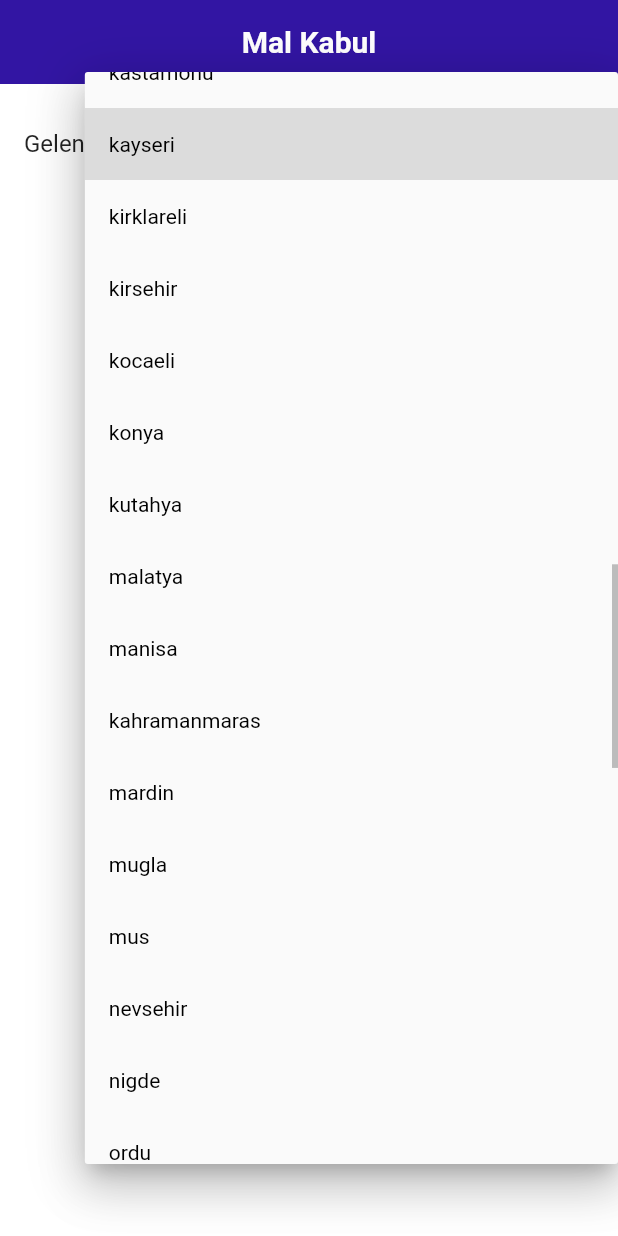
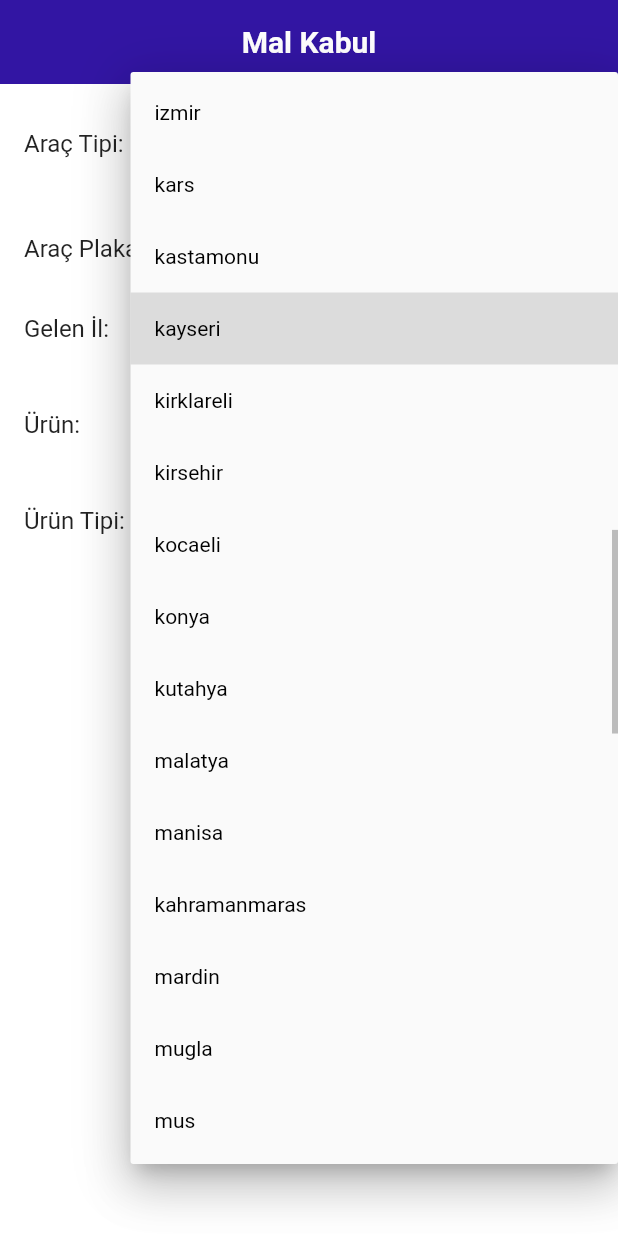
Before and after one commit to fthdmirr/earthquake_stock_managment, a Flutter app: the screen it shows after launch, after a tap on "kayseri", on a phone screen of 412 x 824 dp. Run offline on Flutter 3.47's test engine with Material 2 defaults, Android fonts, the phone set to English and light mode, and no system bars; our stand-ins replace auto_size_text, hive_flutter; accounts and stored records are empty.

Commit message:
added views

```diff
--- a/lib/main.dart
+++ b/lib/main.dart
@@ -1,8 +1,26 @@
 import 'package:earhquake_stock_managment/app.dart';
+import 'package:earhquake_stock_managment/core/common/models/receive_model.dart';
 import 'package:flutter/material.dart';
+import 'package:flutter/services.dart';
+import 'package:hive_flutter/hive_flutter.dart';
 
-void main() {
+Future<void> main() async {
+  WidgetsFlutterBinding.ensureInitialized();
+  await _init();
   runApp(
     const App(),
   );
 }
+
+Future<void> _init() async {
+  await Hive.initFlutter();
+  Hive.registerAdapter(ReceiveModelAdapter());
+  SystemChrome.setSystemUIOverlayStyle(
+    const SystemUiOverlayStyle(
+      statusBarBrightness: Brightness.light,
+      statusBarColor: Colors.white,
+      statusBarIconBrightness: Brightness.dark,
+    ),
+  );
+  await SystemChrome.setPreferredOrientations([DeviceOrientation.portraitUp]);
+}
--- a/lib/view/receive/screen/receiving_view.dart
+++ b/lib/view/receive/screen/receiving_view.dart
@@ -1,3 +1,4 @@
+import 'package:earhquake_stock_managment/core/common/models/receive_model.dart';
 import 'package:earhquake_stock_managment/core/common/provider/view_model_provider.dart';
 import 'package:earhquake_stock_managment/core/components/appbar/base_app_bar.dart';
 import 'package:earhquake_stock_managment/core/components/dropdown/dropdown_input.dart';
@@ -17,24 +18,98 @@ class ReceivingView extends StatelessWidget {
             title: 'Mal Kabul',
           ),
           body: SingleChildScrollView(
-              child: Padding(
               padding: const EdgeInsets.all(16.0),
               child: Column(
                 children: [
-                Row(
-                  children: [
-                    const Text('Gelen İl:  '),
-                    Expanded(
-                      child: DropdownInput<String>(
-                        dropdownValues: CitiesOfTurkey.values.map((e) => e.name).toList(),
-                        firstValue: CitiesOfTurkey.kayseri.name,
+                  DropdownAndTitleWidget(
+                    title: 'Araç Tipi',
+                    dropdownList: Vehicle.values.map((e) => e.name).toList(),
+                    dropDownFirstValue: Vehicle.kamyon.name,
                   ),
+                  const BaseInput(
+                    title: 'Araç Plakasi',
+                    hint: 'Lütfen araç plakası giriniz',
+                  ),
+                  DropdownAndTitleWidget(
+                    title: 'Gelen İl',
+                    dropdownList: CitiesOfTurkey.values.map((e) => e.name).toList(),
+                    dropDownFirstValue: CitiesOfTurkey.kayseri.name,
+                  ),
+                  DropdownAndTitleWidget(
+                    title: 'Ürün',
+                    dropdownList: CitiesOfTurkey.values.map((e) => e.name).toList(),
+                    dropDownFirstValue: CitiesOfTurkey.kayseri.name,
+                  ),
+                  DropdownAndTitleWidget(
+                    title: 'Ürün Tipi',
+                    dropdownList: CitiesOfTurkey.values.map((e) => e.name).toList(),
+                    dropDownFirstValue: CitiesOfTurkey.kayseri.name,
                   ),
                 ],
-                )
-              ],
-            ),
               ))),
     );
   }
 }
+
+class BaseInput extends StatelessWidget {
+  const BaseInput({
+    super.key,
+    required this.title,
+    required this.hint,
+  });
+
+  final String title;
+  final String hint;
+  @override
+  Widget build(BuildContext context) {
+    return Row(
+      children: [
+        Expanded(child: Text('$title:   ')),
+        Expanded(
+          flex: 2,
+          child: TextFormField(
+            controller: TextEditingController(),
+            decoration: InputDecoration(
+              hintText: hint,
+              border: const OutlineInputBorder(),
+            ),
+          ),
+        ),
+      ],
+    );
+  }
+}
+
+class DropdownAndTitleWidget extends StatelessWidget {
+  const DropdownAndTitleWidget({
+    super.key,
+    required this.title,
+    required this.dropdownList,
+    this.dropDownFirstValue,
+  });
+
+  final String title;
+  final List<String> dropdownList;
+  final String? dropDownFirstValue;
+  @override
+  Widget build(BuildContext context) {
+    return Column(
+      children: [
+        Row(
+          mainAxisAlignment: MainAxisAlignment.center,
+          children: [
+            Expanded(child: Text('$title:   ')),
+            Expanded(
+              flex: 3,
+              child: DropdownInput<String>(
+                dropdownValues: dropdownList,
+                firstValue: dropDownFirstValue,
+              ),
+            ),
+          ],
+        ),
+        const SizedBox(height: 16),
+      ],
+    );
+  }
+}
```
Also changed, not shown: 3 other files. Lines whose indentation alone changed are shown as unchanged.
